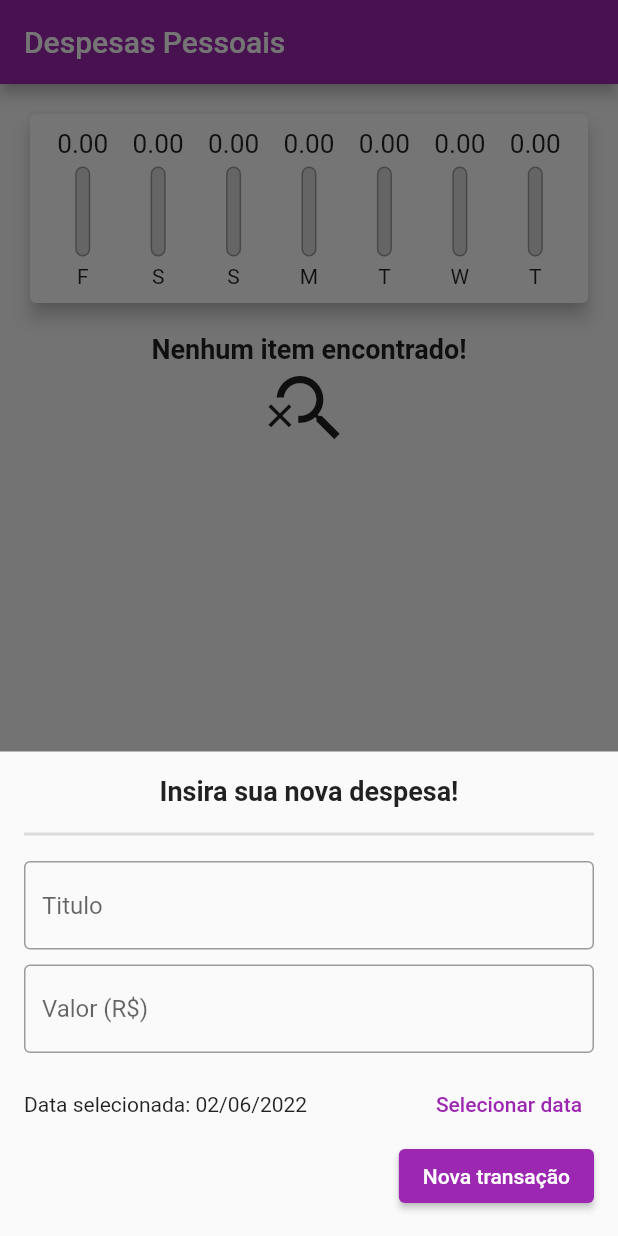
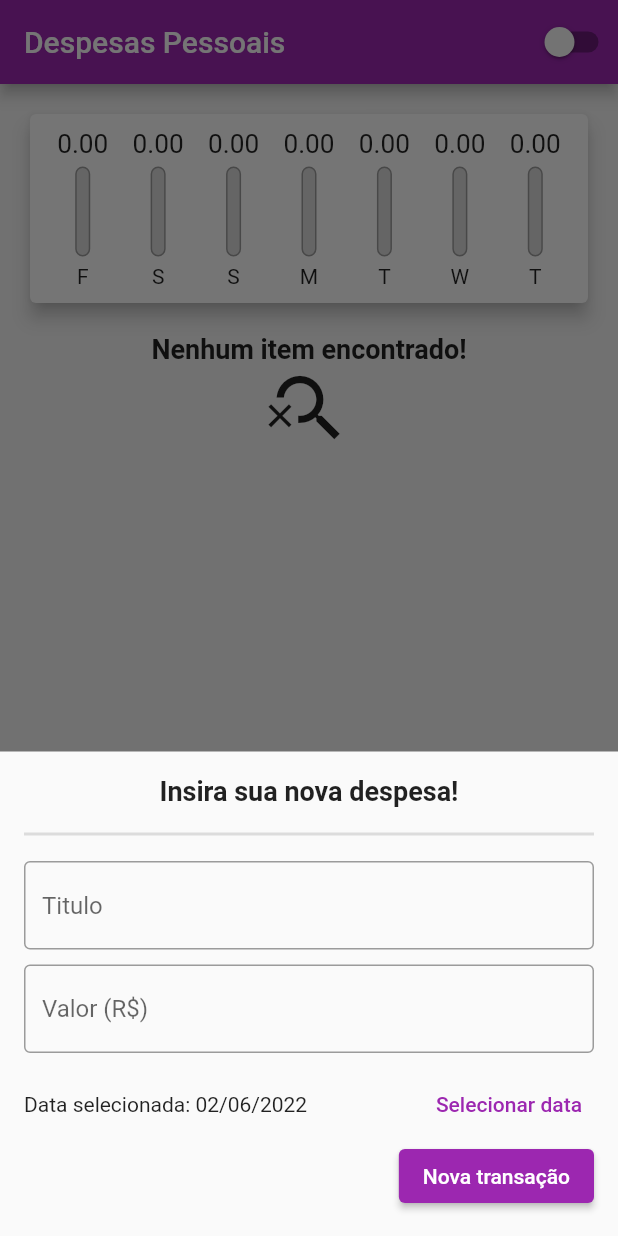
Before and after one commit to BrunoRabbit/despesas_pessoais, a Flutter app: the screen it shows after launch, after a tap on the "add" icon, on a phone screen of 412 x 824 dp. Run offline on Flutter 3.47's test engine with Material 2 defaults, Android fonts, the phone set to English and light mode, and no system bars; our stand-ins replace equatable.

Commit message:
feat: Adding more styles

```diff
--- a/lib/app.dart
+++ b/lib/app.dart
@@ -1,12 +1,17 @@
 import 'package:despesas_pessoais/controllers/global_controller.dart';
+import 'package:despesas_pessoais/controllers/theme_controller.dart';
 import 'package:despesas_pessoais/routes/app_routes.dart';
+import 'package:despesas_pessoais/themes/my_theme.dart';
 import 'package:despesas_pessoais/views/home_view.dart';
 import 'package:flutter/material.dart';
+import 'package:intl/date_symbol_data_local.dart';
 import 'package:provider/provider.dart';
 
 void application() {
-  runApp(
-    const Application(),
+  initializeDateFormatting().then(
+    (_) => runApp(
+      const Application(),
+    ),
   );
 }
 
@@ -18,15 +23,13 @@ class Application extends StatefulWidget {
 }
 
 class _ApplicationState extends State<Application> {
-  // late final ChartController _chartController;
-  // late final FormController _formController;
+  late final ThemeController _themeController;
   late final GlobalController _globalController;
 
   @override
   void initState() {
     _globalController = GlobalController();
-    // _chartController = ChartController();
-    // _formController = FormController();
+    _themeController = ThemeController();
     super.initState();
   }
 
@@ -37,19 +40,23 @@ class _ApplicationState extends State<Application> {
         ChangeNotifierProvider<GlobalController>(
           create: (_) => _globalController,
         ),
-        // ChangeNotifierProvider<FormController>(
-        //   create: (_) => _formController,
-        // ),
+        ChangeNotifierProvider<ThemeController>(
+          create: (_) => _themeController,
+          builder: (context, _) {
+            final themeProvider = Provider.of<ThemeController>(context);
+            return MaterialApp(
+              debugShowCheckedModeBanner: false,
+              title: 'Flutter Demo',
+              routes: AppRoutes.path,
+              themeMode: themeProvider.themeMode,
+              theme: MyTheme.lightTheme,
+              darkTheme: MyTheme.darkTheme,
+              home: const HomeView(),
+            );
+          },
+        ),
       ],
-      child: MaterialApp(
-        debugShowCheckedModeBanner: false,
-        title: 'Flutter Demo',
-        routes: AppRoutes.path,
-        theme: ThemeData(
-          primarySwatch: Colors.purple,
-        ),
-        home: const HomeView(),
-      ),
+      // child:
     );
   }
 }
--- a/lib/controllers/global_controller.dart
+++ b/lib/controllers/global_controller.dart
@@ -30,7 +30,6 @@ class GlobalController extends ChangeNotifier {
       context: context,
       initialDate: selectedDate,
       firstDate: DateTime(2015, 7),
-      // firstDate: DateTime(2015, 8),
       lastDate: DateTime.now(),
     ).then((pickedDate) {
       if (pickedDate == null) {
--- /dev/null
+++ b/lib/controllers/theme_controller.dart
@@ -0,0 +1,12 @@
+import 'package:flutter/material.dart';
+
+class ThemeController extends ChangeNotifier {
+  ThemeMode themeMode = ThemeMode.light;
+
+  bool get isDarkMode => themeMode == ThemeMode.dark;
+
+  toggleSwitch(bool isDarkTheme) {
+    themeMode = isDarkTheme ? ThemeMode.dark : ThemeMode.light;
+    notifyListeners();
+  }
+}
--- /dev/null
+++ b/lib/themes/my_theme.dart
@@ -0,0 +1,14 @@
+import 'package:flutter/material.dart';
+
+class MyTheme {
+  static final darkTheme = ThemeData(
+    scaffoldBackgroundColor: const Color(0xff303030),
+    colorScheme: const ColorScheme.dark(),
+  );
+
+  static final lightTheme = ThemeData(
+    scaffoldBackgroundColor: const Color(0xfff6f6f6),
+    primarySwatch: Colors.purple,
+    colorScheme: const ColorScheme.light(),
+  );
+}
--- a/lib/views/form_view.dart
+++ b/lib/views/form_view.dart
@@ -1,3 +1,4 @@
+import 'package:despesas_pessoais/controllers/theme_controller.dart';
 import 'package:flutter/material.dart';
 import 'package:provider/provider.dart';
 
@@ -41,6 +42,7 @@ class _FormViewState extends State<FormView> {
   @override
   Widget build(BuildContext context) {
     final _formController = Provider.of<GlobalController>(context);
+    final themeProvider = Provider.of<ThemeController>(context);
 
     _formController.newData =
         _formController.formatData.format(_formController.selectedDate);
@@ -68,6 +70,9 @@ class _FormViewState extends State<FormView> {
                 TextFormField(
                   controller: _nameController,
                   decoration: const InputDecoration(
+                    errorStyle: TextStyle(
+                      fontWeight: FontWeight.w500,
+                    ),
                     border: OutlineInputBorder(),
                     hintText: 'Titulo',
                   ),
@@ -83,6 +88,9 @@ class _FormViewState extends State<FormView> {
                   controller: _priceController,
                   keyboardType: TextInputType.number,
                   decoration: const InputDecoration(
+                    errorStyle: TextStyle(
+                      fontWeight: FontWeight.w500,
+                    ),
                     border: OutlineInputBorder(),
                     hintText: 'Valor (R\$)',
                   ),
@@ -104,6 +112,11 @@ class _FormViewState extends State<FormView> {
                     ),
                     const Spacer(),
                     TextButton(
+                      style: TextButton.styleFrom(
+                        primary: themeProvider.isDarkMode
+                            ? Colors.cyan
+                            : Colors.purple,
+                      ),
                       onPressed: () => _formController.selectDate(context),
                       child: const Text('Selecionar data'),
                     ),
@@ -112,6 +125,11 @@ class _FormViewState extends State<FormView> {
                 Align(
                   alignment: Alignment.centerRight,
                   child: ElevatedButton(
+                    style: ElevatedButton.styleFrom(
+                      primary: themeProvider.isDarkMode
+                          ? Colors.cyan
+                          : Colors.purple,
+                    ),
                     onPressed: () {
                       if (widget.isEditableText == false) {
                         if (_formKey.currentState!.validate()) {
--- a/lib/views/home_view.dart
+++ b/lib/views/home_view.dart
@@ -1,7 +1,9 @@
 import 'package:despesas_pessoais/controllers/global_controller.dart';
+import 'package:despesas_pessoais/controllers/theme_controller.dart';
 import 'package:despesas_pessoais/data/data.dart';
 import 'package:despesas_pessoais/views/form_view.dart';
 import 'package:despesas_pessoais/widgets/card_widget.dart';
+import 'package:despesas_pessoais/widgets/change_theme_button.dart';
 import 'package:despesas_pessoais/widgets/chart_widget.dart';
 import 'package:flutter/material.dart';
 import 'package:provider/provider.dart';
@@ -16,9 +18,17 @@ class HomeView extends StatefulWidget {
 class _HomeViewState extends State<HomeView> {
   @override
   Widget build(BuildContext context) {
+    final themeProvider = Provider.of<ThemeController>(context);
+
     return Scaffold(
       appBar: AppBar(
-        title: const Text('Despesas Pessoais'),
+        backgroundColor: Theme.of(context).primaryColor,
+        title: const Text(
+          'Despesas Pessoais',
+        ),
+        actions: const [
+          ChangeThemeButton(),
+        ],
       ),
       body: Consumer<GlobalController>(
         builder: (context, value, child) {
@@ -50,7 +60,11 @@ class _HomeViewState extends State<HomeView> {
       ),
       floatingActionButtonLocation: FloatingActionButtonLocation.centerFloat,
       floatingActionButton: FloatingActionButton(
-        child: const Icon(Icons.add),
+        backgroundColor: themeProvider.isDarkMode ? Colors.cyan : Colors.purple,
+        child: Icon(
+          Icons.add,
+          color: themeProvider.isDarkMode ? Colors.black87 : Colors.white,
+        ),
         onPressed: () {
           showModalBottomSheet(
             isScrollControlled: true,
--- /dev/null
+++ b/lib/widgets/change_theme_button.dart
@@ -0,0 +1,20 @@
+import 'package:despesas_pessoais/controllers/theme_controller.dart';
+import 'package:flutter/material.dart';
+import 'package:provider/provider.dart';
+
+class ChangeThemeButton extends StatelessWidget {
+  const ChangeThemeButton({Key? key}) : super(key: key);
+
+  @override
+  Widget build(BuildContext context) {
+    final themeProvider = Provider.of<ThemeController>(context);
+    return Switch(
+      activeColor: Colors.cyan,
+      value: themeProvider.isDarkMode,
+      onChanged: (value) {
+        final provider = Provider.of<ThemeController>(context, listen: false);
+        provider.toggleSwitch(value);
+      },
+    );
+  }
+}
--- a/pubspec.yaml
+++ b/pubspec.yaml
@@ -37,6 +37,7 @@ dependencies:
   intl: ^0.17.0
   provider: ^6.0.2
   equatable: ^2.0.3
+
 
 dev_dependencies:
   flutter_test:
```
